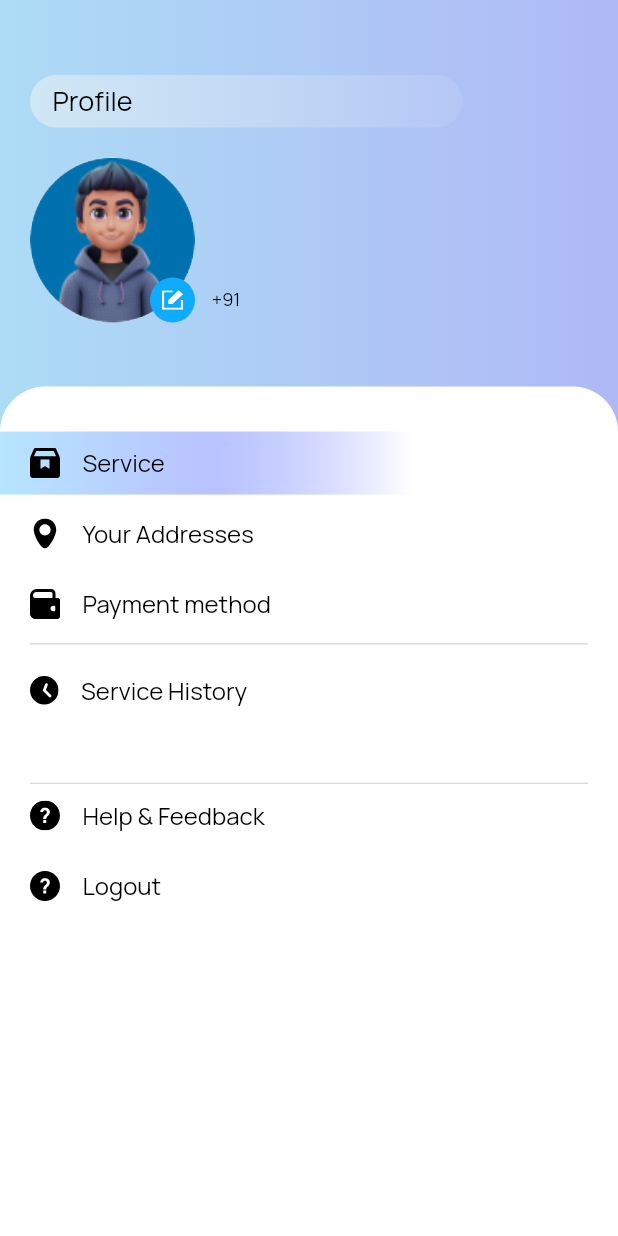
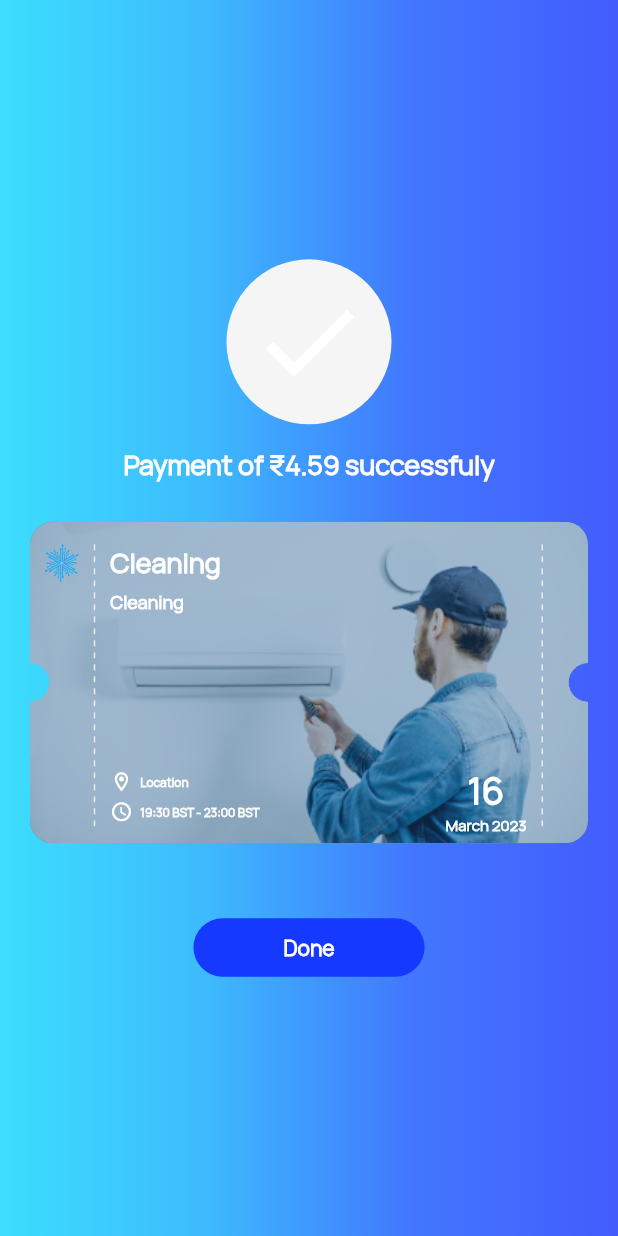
Before and after one commit to manoharantechie/coolwell_app, a Flutter app: the Profile_Screen screen opened directly, after a tap on "Payment method", on a phone screen of 412 x 824 dp. Run offline on Flutter 3.47's test engine with Material 2 defaults, Android fonts, the phone set to English and light mode, and no system bars; our stand-ins replace awesome_snackbar_content, flutter_map, flutter_svg, geocoding, geolocator, image_picker and 4 more; missing offline and left inert: country_calling_code_picker, flutter_sim_country_code; accounts and stored records are empty; network calls fail; project files that could hold a hidden picture were left out.

Commit message:
update_29-05-2023_5

```diff
--- a/assets/language/localization_en.json
+++ b/assets/language/localization_en.json
@@ -84,7 +84,7 @@
   "loc_cleaning": "Cleaning",
   "loc_view_details": "View details",
   "loc_service_coolwell": "Cool well expert technicians",
-  "loc_proceed_book": "Proceed to book",
+  "loc_proceed_bookloc_proceed_book": "Proceed to book",
   "loc_service_note": "Services notes",
   "loc_faq": "FAQ",
   "loc_summary": "Summary",
--- /dev/null
+++ b/lib/screens/user/payment/payment_success.dart
@@ -0,0 +1,384 @@
+import 'package:coolwell_app/screens/user/basics/home.dart';
+import 'package:flutter/cupertino.dart';
+import 'package:flutter/material.dart';
+import 'package:flutter_svg/svg.dart';
+
+import '../../../common/custom_widget.dart';
+import '../../../common/dotted_line_widget.dart';
+import '../../../common/localization/localizations.dart';
+import '../../../common/ticket_design.dart';
+
+class PaymentSuccessScreen extends StatefulWidget {
+  const PaymentSuccessScreen({Key? key}) : super(key: key);
+
+  @override
+  State<PaymentSuccessScreen> createState() => _PaymentSuccessScreenState();
+}
+
+class _PaymentSuccessScreenState extends State<PaymentSuccessScreen> {
+  @override
+  Widget build(BuildContext context) {
+    return Scaffold(
+      backgroundColor: Theme.of(context).backgroundColor,
+      body: Container(
+        width: MediaQuery.of(context).size.width,
+        height: MediaQuery.of(context).size.height,
+        decoration: BoxDecoration(
+          gradient: LinearGradient(
+            begin: Alignment.centerLeft,
+            end: Alignment.centerRight,
+            colors: [
+              const Color(0xFF0DD8FF).withOpacity(0.8),
+              const Color(0xFF0FABFF).withOpacity(0.8),
+              const Color(0xFF1457FF).withOpacity(0.8),
+              const Color(0xFF1636FF).withOpacity(0.8),
+            ],
+          ),
+        ),
+        child: Column(
+          crossAxisAlignment: CrossAxisAlignment.center,
+          mainAxisAlignment: MainAxisAlignment.center,
+          children: [
+            Container(
+              padding: EdgeInsets.all(15.0),
+              decoration: BoxDecoration(
+                shape: BoxShape.circle,
+                color: Theme.of(context).selectedRowColor,
+              ),
+              child: Icon(
+                Icons.check,
+                color: Theme.of(context).focusColor,
+                size: 80.0,
+              ),
+            ),
+            const SizedBox(height: 15.0,),
+            Text(
+              "Payment of ₹4.59 successfuly",
+              style: CustomWidget(context: context)
+                  .CustomSizedTextStyle(
+                  18.0,
+                  Theme.of(context).focusColor,
+                  FontWeight.w600,
+                  'FontRegular'),
+            ),
+            const SizedBox(height: 25.0,),
+            Container(
+              padding: EdgeInsets.only(
+                  left: 20.0,
+                  right: 20.0,
+                  top: 0.0,
+                  bottom: 20.0),
+              child: TicketWidget(
+                child: Container(
+                  width: MediaQuery.of(context).size.width,
+                  height:
+                  MediaQuery.of(context).size.height *
+                      0.25,
+                  padding: EdgeInsets.fromLTRB(
+                      10.0, 15.0, 10.0, 5.0),
+                  decoration: BoxDecoration(
+                      color: Color(0xFF1F598E),
+                      image: DecorationImage(
+                        colorFilter: ColorFilter.mode(
+                            Color(0xFF1F598E)
+                                .withOpacity(0.6),
+                            BlendMode.dstATop),
+                        image: AssetImage(
+                            "assets/images/serv_back_2.png"),
+                        fit: BoxFit.cover,
+                      ),
+                      borderRadius:
+                      BorderRadius.circular(15.0)),
+                  child: Row(
+                    crossAxisAlignment:
+                    CrossAxisAlignment.start,
+                    mainAxisAlignment:
+                    MainAxisAlignment.start,
+                    children: [
+                      Padding(
+                        padding: EdgeInsets.only(
+                          right: 10.0,
+                        ),
+                        child: SvgPicture.asset(
+                          "assets/menu/cool.svg",
+                          height: 25.0,
+                          color:
+                          Theme.of(context).cardColor,
+                        ),
+                      ),
+                      DottedLine(
+                        direction: Axis.vertical,
+                        dashColor:
+                        Theme.of(context).dividerColor,
+                      ),
+                      Flexible(
+                          child: Container(
+                            padding: EdgeInsets.only(
+                              left: 10.0,
+                              right: 10.0,
+                            ),
+                            child: Column(
+                              crossAxisAlignment:
+                              CrossAxisAlignment.start,
+                              mainAxisAlignment:
+                              MainAxisAlignment.spaceBetween,
+                              children: [
+                                Container(
+                                  child: Column(
+                                    crossAxisAlignment:
+                                    CrossAxisAlignment
+                                        .start,
+                                    children: [
+                                      Container(
+                                        width: MediaQuery.of(context).size.width* 0.5,
+                                        child: Column(
+                                          crossAxisAlignment: CrossAxisAlignment.start,
+                                          children: [
+                                            Text(
+                                              AppLocalizations.instance
+                                                  .text("loc_cleaning"),
+                                              style: CustomWidget(context: context).CustomSizedTextStyle(
+                                                  18.0,
+                                                  Theme.of(
+                                                      context)
+                                                      .focusColor,
+                                                  FontWeight
+                                                      .w600,
+                                                  'FontRegular'),
+                                              textAlign:
+                                              TextAlign
+                                                  .start,
+                                              overflow:
+                                              TextOverflow
+                                                  .ellipsis,
+                                            ),
+                                            const SizedBox(
+                                              height: 5.0,
+                                            ),
+                                            Text(
+                                              AppLocalizations.instance
+                                                  .text("loc_cleaning"),
+                                              style: CustomWidget(context: context).CustomSizedTextStyle(
+                                                  12.0,
+                                                  Theme.of(
+                                                      context)
+                                                      .focusColor,
+                                                  FontWeight
+                                                      .w600,
+                                                  'FontRegular'),
+                                              textAlign:
+                                              TextAlign
+                                                  .start,
+                                              overflow:
+                                              TextOverflow
+                                                  .ellipsis,
+                                            )
+                                          ],
+                                        ),
+                                      ),
+                                     const SizedBox(
+                                        height: 5.0,
+                                      ),
+                                    ],
+                                  ),
+                                ),
+                                Container(
+                                  child: Row(
+                                    crossAxisAlignment:
+                                    CrossAxisAlignment
+                                        .center,
+                                    mainAxisAlignment:
+                                    MainAxisAlignment
+                                        .spaceBetween,
+                                    children: [
+                                      Flexible(
+                                        child: Container(
+                                          // width: MediaQuery.of(context).size.width * 0.2,
+                                          child: Column(
+                                            crossAxisAlignment:
+                                            CrossAxisAlignment
+                                                .start,
+                                            children: [
+                                              Row(
+                                                crossAxisAlignment:
+                                                CrossAxisAlignment
+                                                    .center,
+                                                children: [
+                                                  Icon(
+                                                    Icons.location_on_outlined,
+                                                    size: 15.0,
+                                                    color: Theme.of(
+                                                        context)
+                                                        .focusColor,
+                                                  ),
+                                                  const SizedBox(
+                                                    width: 5.0,
+                                                  ),
+                                                  Text(
+                                                    "Location",
+                                                    style: CustomWidget(context: context).CustomSizedTextStyle(
+                                                        8.0,
+                                                        Theme.of(context)
+                                                            .focusColor,
+                                                        FontWeight
+                                                            .w600,
+                                                        'FontRegular'),
+                                                    textAlign:
+                                                    TextAlign
+                                                        .center,
+                                                  ),
+                                                ],
+                                              ),
+                                              const SizedBox(
+                                                height: 5.0,
+                                              ),
+                                              Row(
+                                                crossAxisAlignment:
+                                                CrossAxisAlignment
+                                                    .center,
+                                                children: [
+                                                  Icon(
+                                                    Icons.access_time,
+                                                    size: 15.0,
+                                                    color: Theme.of(
+                                                        context)
+                                                        .focusColor,
+                                                  ),
+                                                  SizedBox(
+                                                    width: 5.0,
+                                                  ),
+                                                  Text(
+                                                    "19:30 BST - 23:00 BST",
+                                                    style: CustomWidget(context: context).CustomSizedTextStyle(
+                                                        8.0,
+                                                        Theme.of(context)
+                                                            .focusColor,
+                                                        FontWeight
+                                                            .w600,
+                                                        'FontRegular'),
+                                                    textAlign:
+                                                    TextAlign
+                                                        .center,
+                                                  ),
+                                                ],
+                                              ),
+                                              const SizedBox(
+                                                height: 5.0,
+                                              ),
+                                            ],
+                                          ),
+                                        ),
+                                        flex: 1,
+                                      ),
+                                      Flexible(
+                                        child: Container(
+                                          decoration:
+                                          BoxDecoration(
+                                            borderRadius:
+                                            BorderRadius
+                                                .circular(
+                                                10.0),
+                                          ),
+                                          child: Column(
+                                            crossAxisAlignment: CrossAxisAlignment.center,
+                                            children: [
+                                              Text(
+                                                "16",
+                                                style: CustomWidget(context: context).CustomSizedTextStyle(
+                                                    24.0,
+                                                    Theme.of(context)
+                                                        .focusColor,
+                                                    FontWeight
+                                                        .w700,
+                                                    'FontRegular'),
+                                                textAlign:
+                                                TextAlign
+                                                    .center,
+                                              ),
+                                              const SizedBox(
+                                                width: 5.0,
+                                              ),
+                                              Text(
+                                                "March 2023",
+                                                style: CustomWidget(context: context).CustomSizedTextStyle(
+                                                    10.0,
+                                                    Theme.of(context)
+                                                        .focusColor,
+                                                    FontWeight
+                                                        .w700,
+                                                    'FontRegular'),
+                                                textAlign:
+                                                TextAlign
+                                                    .center,
+                                              ),
+                                            ],
+                                          ),
+                                        ),
+                                        flex: 1,
+                                      )
+                                    ],
+                                  ),
+                                )
+                              ],
+                            ),
+                          )),
+                      DottedLine(
+                        direction: Axis.vertical,
+                        dashColor:
+                        Theme.of(context).dividerColor,
+                      ),
+                      Padding(
+                        padding: EdgeInsets.only(
+                          left: 10.0,
+                          right: 10.0,
+                        ),
+
+                      ),
+                    ],
+                  ),
+                ),
+                height: MediaQuery.of(context).size.height *
+                    0.26,
+                width: MediaQuery.of(context).size.width,
+                isCornerRounded: true,
+              ),
+            ),
+            const SizedBox(height: 30.0,),
+            InkWell(
+              onTap: () {
+                Navigator.of(context).push(
+                    MaterialPageRoute(
+                        builder: (context) =>
+                            Home_Screen()));
+              },
+              child: Container(
+                padding: EdgeInsets.fromLTRB(
+                    60.0, 10.0, 60.0, 10.0),
+                decoration: BoxDecoration(
+                  borderRadius:
+                  BorderRadius.circular(30.0),
+                  color:
+                  Theme.of(context).shadowColor,
+                ),
+                child: Text(
+                  AppLocalizations.instance
+                      .text("loc_done"),
+                  style:
+                  CustomWidget(context: context)
+                      .CustomSizedTextStyle(
+                      14.0,
+                      Theme.of(context)
+                          .focusColor,
+                      FontWeight.w800,
+                      'FontRegular'),
+                  textAlign: TextAlign.center,
+                ),
+              ),
+            )
+
+          ],
+        ),
+      ),
+    );
+  }
+}
--- a/lib/screens/user/profile/profile.dart
+++ b/lib/screens/user/profile/profile.dart
@@ -1,5 +1,6 @@
 
 import 'package:coolwell_app/screens/user/basics/onboard/login.dart';
+import 'package:coolwell_app/screens/user/payment/payment_success.dart';
 import 'package:coolwell_app/screens/user/payment/payment_summary.dart';
 import 'package:flutter/cupertino.dart';
 import 'package:flutter/material.dart';
@@ -294,9 +295,9 @@ class _Profile_ScreenState extends State<Profile_Screen> {
                       const SizedBox(height: 5.0,),
                       InkWell(
                         onTap: (){
-                          // Navigator.of(context).push(MaterialPageRoute(
-                          //     builder: (context) =>
-                          //         Payment_Summary_Screen()));
+                          Navigator.of(context).push(MaterialPageRoute(
+                              builder: (context) =>
+                                  PaymentSuccessScreen()));
                         },
                         child: Container(
                           padding: EdgeInsets.only(top: 10.0, bottom: 10.0, left: 20.0, right: 20.0),
```
